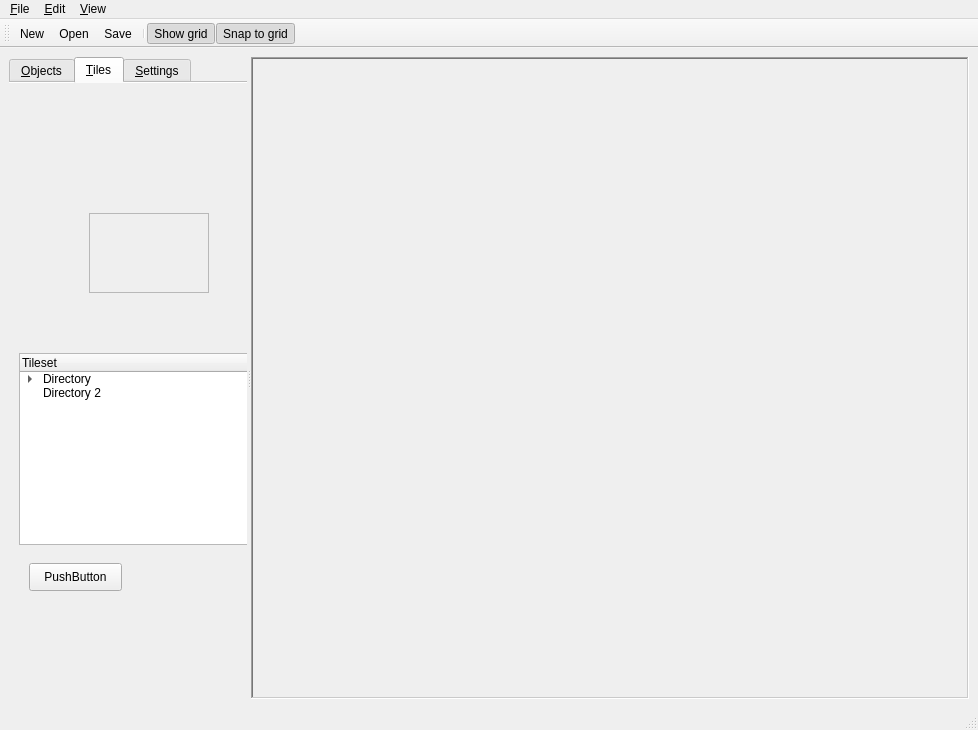
dlon/game1editor, file editor.ui: the form before one commit.
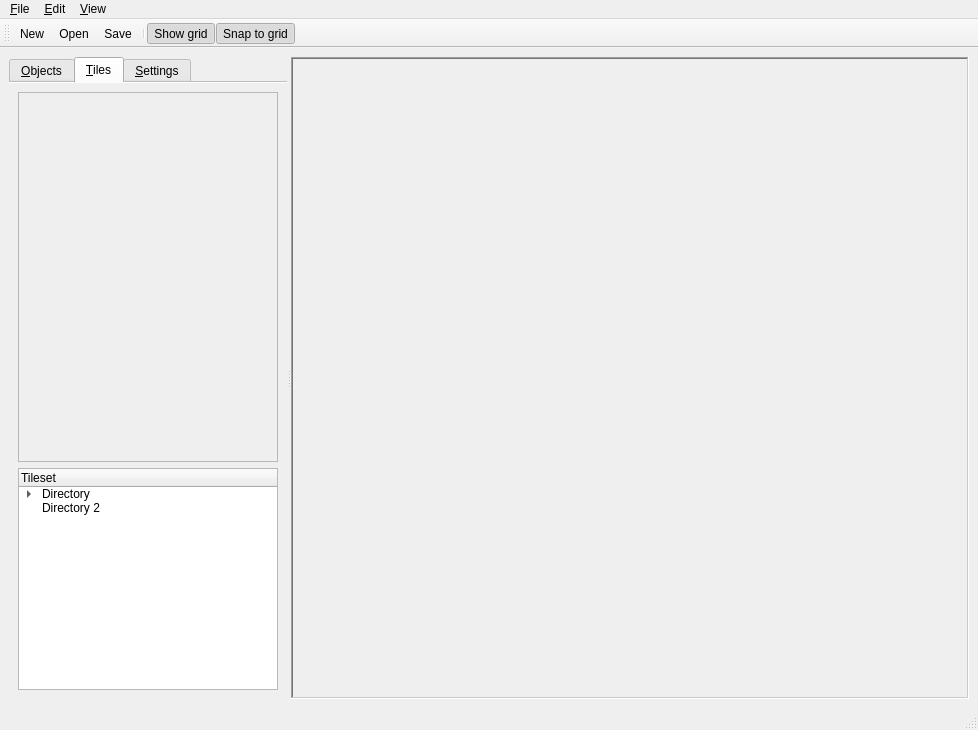
The form after the commit. The open tabs and pages were chosen to show the change.

Commit message: created tiles page design

```diff
--- a/editor.ui
+++ b/editor.ui
@@ -127,14 +127,16 @@
         <attribute name="toolTip">
          <string>Select tiles to place on the map</string>
         </attribute>
+        <layout class="QGridLayout" name="gridLayout_3">
+         <item row="0" column="0">
+          <layout class="QVBoxLayout" name="verticalLayout_2">
+           <item>
         <widget class="QFrame" name="tilePreviewFrame">
-         <property name="geometry">
-          <rect>
-           <x>80</x>
-           <y>130</y>
-           <width>120</width>
-           <height>80</height>
-          </rect>
+             <property name="sizePolicy">
+              <sizepolicy hsizetype="Preferred" vsizetype="Preferred">
+               <horstretch>0</horstretch>
+               <verstretch>50</verstretch>
+              </sizepolicy>
          </property>
          <property name="frameShape">
           <enum>QFrame::StyledPanel</enum>
@@ -143,14 +145,14 @@
           <enum>QFrame::Plain</enum>
          </property>
         </widget>
-        <widget class="QTreeWidget" name="treeWidget">
-         <property name="geometry">
-          <rect>
-           <x>10</x>
-           <y>270</y>
-           <width>256</width>
-           <height>192</height>
-          </rect>
+           </item>
+           <item>
+            <widget class="QTreeWidget" name="tilesetTree">
+             <property name="sizePolicy">
+              <sizepolicy hsizetype="Expanding" vsizetype="Expanding">
+               <horstretch>0</horstretch>
+               <verstretch>30</verstretch>
+              </sizepolicy>
          </property>
          <column>
           <property name="text">
@@ -178,19 +180,10 @@
           </property>
          </item>
         </widget>
-        <widget class="QPushButton" name="pushButton">
-         <property name="geometry">
-          <rect>
-           <x>20</x>
-           <y>480</y>
-           <width>93</width>
-           <height>28</height>
-          </rect>
-         </property>
-         <property name="text">
-          <string>PushButton</string>
-         </property>
-        </widget>
+           </item>
+          </layout>
+         </item>
+        </layout>
        </widget>
        <widget class="QWidget" name="tab_2">
         <attribute name="title">
```
Lines whose indentation alone changed are shown as unchanged.
